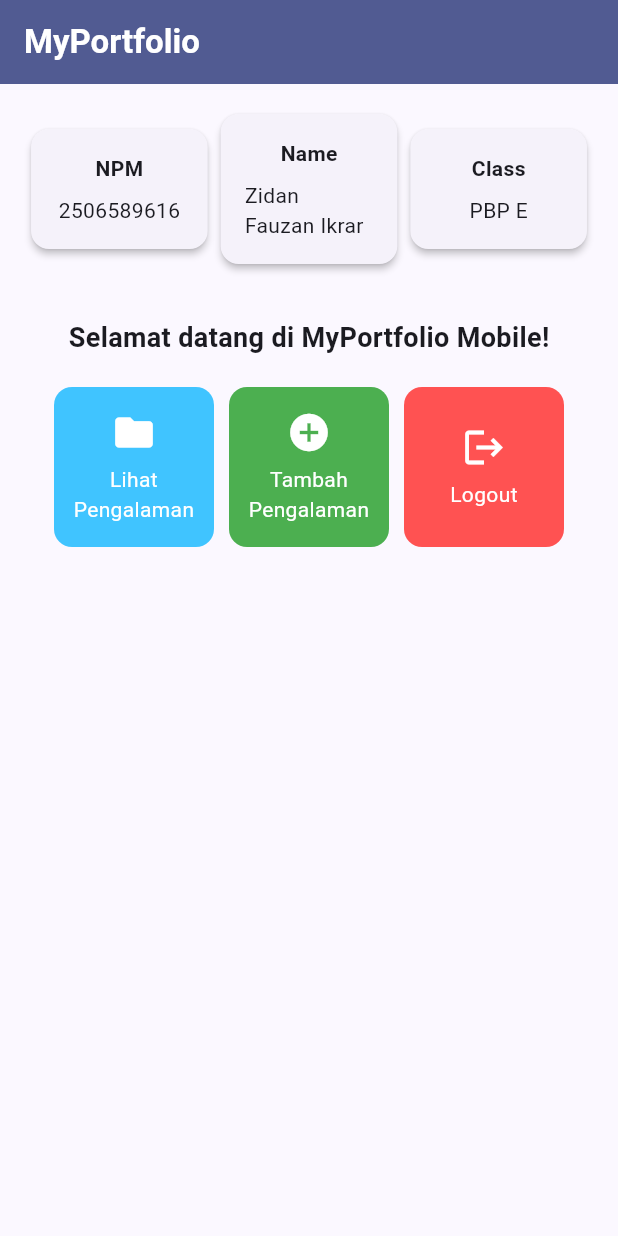
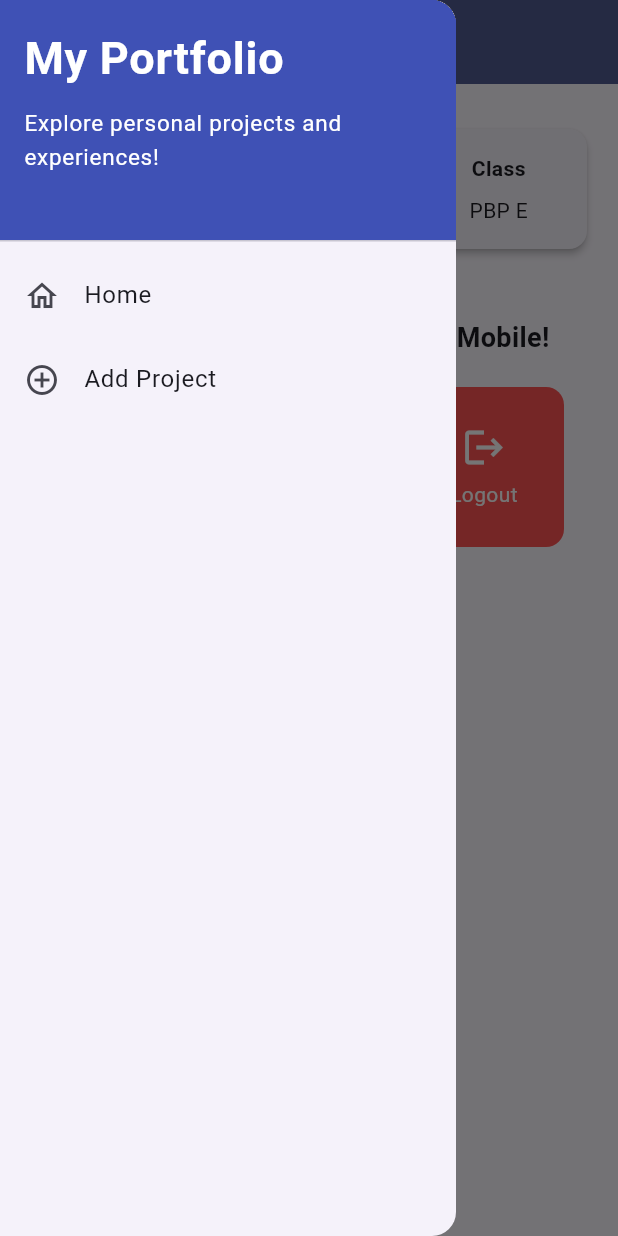
Before and after one commit to zidanfauzanikrar/myportofolio_mobile, a Flutter app: the screen it shows after launch, with the side drawer open (before the commit the screen has no drawer), on a phone screen of 412 x 824 dp. Run offline on Flutter 3.47's test engine with Material 3 defaults, Android fonts, the phone set to English and light mode, and no system bars; our stand-ins replace material_ui.

Commit message:
feat: Added drawer menu for navigation

```diff
--- a/myportofolio_mobile/lib/menu.dart
+++ b/myportofolio_mobile/lib/menu.dart
@@ -1,4 +1,5 @@
 import 'package:flutter/material.dart';
+import 'package:myportofolio_mobile/widgets/left_drawer.dart';
 
 class MyHomePage extends StatelessWidget {
   MyHomePage({super.key});
@@ -8,8 +9,8 @@ class MyHomePage extends StatelessWidget {
   final String kelas = "PBP E";
 
   final List<ItemHomepage> items = [
-    ItemHomepage("Lihat Pengalaman", Icons.folder, Colors.lightBlueAccent),
-    ItemHomepage("Tambah Pengalaman", Icons.add_circle, Colors.green),
+    ItemHomepage("Lihat Proyek", Icons.folder, Colors.lightBlueAccent),
+    ItemHomepage("Tambah Proyek", Icons.add_circle, Colors.green),
     ItemHomepage("Logout", Icons.logout, Colors.redAccent),
   ];
 
@@ -27,7 +28,9 @@ class MyHomePage extends StatelessWidget {
           ),
         ),
         backgroundColor: Theme.of(context).colorScheme.primary,
+        iconTheme: const IconThemeData(color: Colors.white)
       ),
+      drawer: const LeftDrawer(),
       // Body halaman utama dengan padding di sekelilingnya.
       body: Padding(
         padding: const EdgeInsets.all(16.0),
--- /dev/null
+++ b/myportofolio_mobile/lib/widgets/left_drawer.dart
@@ -0,0 +1,65 @@
+import 'package:material_ui/material_ui.dart';
+import 'package:myportofolio_mobile/menu.dart';
+
+class LeftDrawer extends StatelessWidget {
+  const LeftDrawer({super.key});
+
+  @override
+  Widget build(BuildContext context) {
+    return Drawer(
+      child: ListView(
+        children: [
+          const DrawerHeader(
+            decoration: BoxDecoration(
+              color: Colors.indigo,
+            ),
+            child: Column(
+              crossAxisAlignment: CrossAxisAlignment.start,
+              children: [
+                Text(
+                  'My Portfolio',
+                  style: TextStyle(
+                    fontSize: 30,
+                    fontWeight: FontWeight.bold,
+                    color: Colors.white,
+                  ),
+                ),
+                SizedBox(height: 10),
+                Text(
+                  'Explore personal projects and experiences!',
+                  style: TextStyle(
+                    fontSize: 15,
+                    color: Colors.white,
+                  ),
+                ),
+              ],
+            ),
+          ),
+          ListTile(
+            leading: const Icon(Icons.home_outlined),
+            title: const Text('Home'),
+            // Navigasi ke halaman utama portofolio
+            onTap: () {
+              Navigator.pushReplacement(
+                context,
+                MaterialPageRoute(
+                  builder: (context) => MyHomePage(),
+                ),
+              );
+            },
+          ),
+          ListTile(
+            leading: const Icon(Icons.add_circle_outline),
+            title: const Text('Add Project'),
+            // Navigasi ke halaman tambah proyek
+            onTap: () {
+              /*
+              TODO: Buatlah routing ke halaman ProjectFormPage yang akan dibuat nanti.
+              */
+            },
+          ),
+        ],
+      ),
+    );
+  }
+}
```
